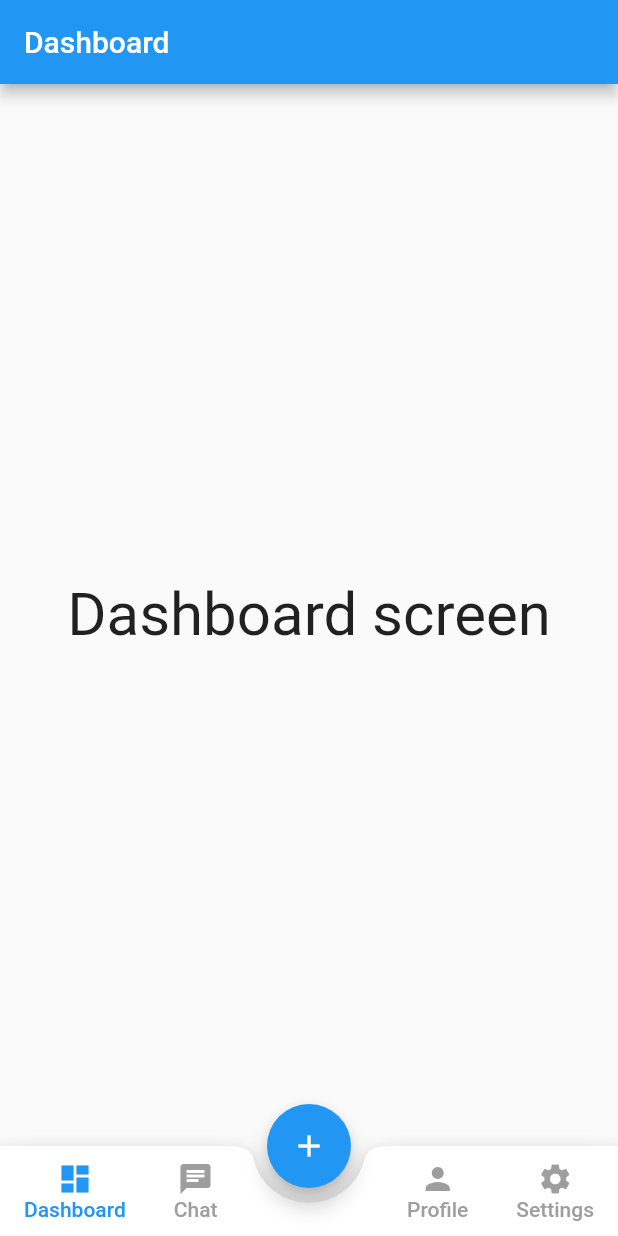
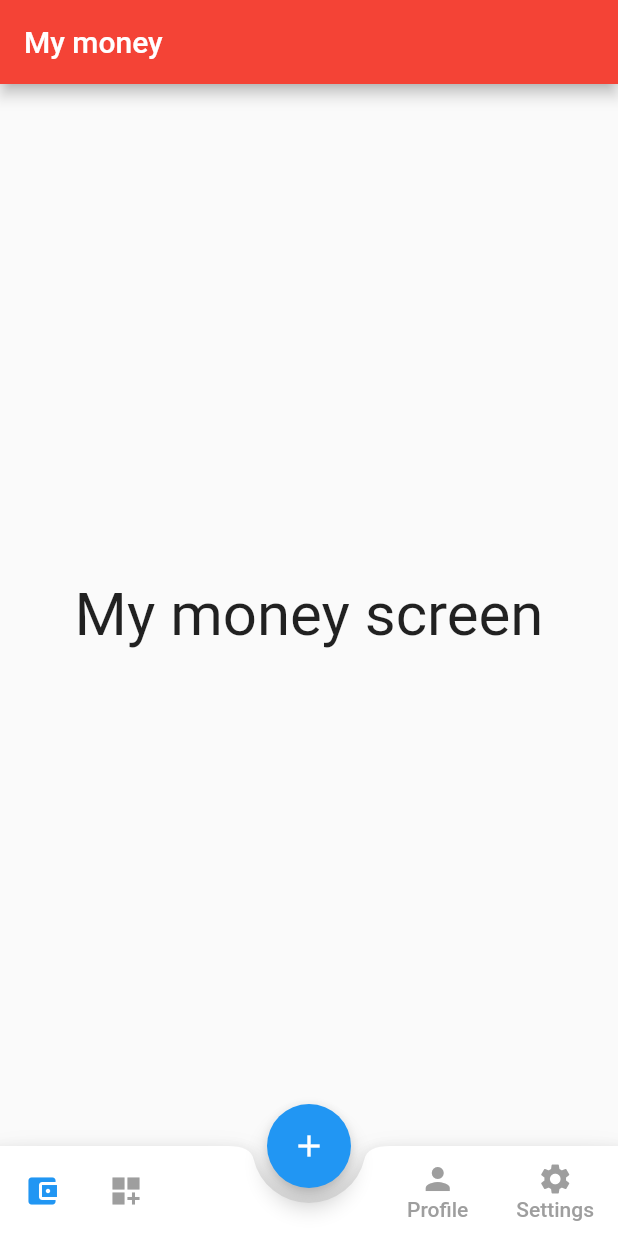
Before and after one commit to MinisamZ/Android-Final, a Flutter app: the screen it shows after launch, on a phone screen of 412 x 824 dp. Run offline on Flutter 3.47's test engine with Material 2 defaults, Android fonts, the phone set to English and light mode, and no system bars.

Commit message:
rename 2 file

```diff
--- a/lib/home.dart
+++ b/lib/home.dart
@@ -1,6 +1,6 @@
 import 'package:flutter/material.dart';
-import 'page/dashboard.dart';
-import 'page/chat.dart';
+import 'page/myMoney.dart';
+import 'page/expensesIncomes.dart';
 import 'page/profile.dart';
 import 'page/settings.dart';
 
@@ -17,14 +17,14 @@ class _HomeState extends State<Home> {
   int currentTab = 0;
   int counter = 0;
   final List<Widget> screens = [
-    Dashboard(),
-    Chat(),
+    MyMoney(),
+    ExpensesIncomes(),
     Profile(),
     Settings()
   ];
 
   final PageStorageBucket bucket = PageStorageBucket();
-  Widget currentScreen = Dashboard();
+  Widget currentScreen = MyMoney();
 
   @override
   Widget build(BuildContext context) {
@@ -56,7 +56,7 @@ class _HomeState extends State<Home> {
                     minWidth: 40,
                     onPressed: (){
                       setState((){
-                        currentScreen =Dashboard();
+                        currentScreen =MyMoney();
                         currentTab = 0;
                       });
                     },
@@ -64,13 +64,8 @@ class _HomeState extends State<Home> {
                       mainAxisAlignment: MainAxisAlignment.center,
                       children: [
                         Icon(
-                          Icons.dashboard,
+                          Icons.account_balance_wallet,
                           color: currentTab == 0 ? Colors.blue :Colors.grey,
-                        ),
-                        Text('Dashboard',
-                          style:  TextStyle(
-                              color: currentTab == 0 ? Colors.blue :Colors.grey
-                          ),
                         ),
                       ],
                     ),
@@ -79,7 +74,7 @@ class _HomeState extends State<Home> {
                     minWidth: 40,
                     onPressed: (){
                       setState((){
-                        currentScreen =Chat();
+                        currentScreen =ExpensesIncomes();
                         currentTab = 1;
                       });
                     },
@@ -87,13 +82,8 @@ class _HomeState extends State<Home> {
                       mainAxisAlignment: MainAxisAlignment.center,
                       children: [
                         Icon(
-                          Icons.chat,
+                          Icons.dashboard_customize,
                           color: currentTab == 1 ? Colors.blue :Colors.grey,
-                        ),
-                        Text('Chat',
-                          style:  TextStyle(
-                              color: currentTab == 1 ? Colors.blue :Colors.grey
-                          ),
                         ),
                       ],
                     ),
--- a/lib/page/chat.dart
+++ /dev/null
@@ -1,22 +0,0 @@
-import 'package:flutter/material.dart';
-
-class Chat extends StatefulWidget {
-  const Chat({Key? key}) : super(key: key);
-
-  @override
-  State<Chat> createState() => _ChatState();
-}
-
-class _ChatState extends State<Chat> {
-  @override
-  Widget build(BuildContext context) {
-    return Scaffold(
-      appBar: AppBar(
-        title: Text('Chat'),
-      ),
-      body: Center(
-        child: Text ('Chat screen', style: TextStyle(fontSize: 40)),
-      ),
-    );
-  }
-}
--- a/lib/page/dashboard.dart
+++ /dev/null
@@ -1,22 +0,0 @@
-import 'package:flutter/material.dart';
-
-class Dashboard extends StatefulWidget {
-  const Dashboard({Key? key}) : super(key: key);
-
-  @override
-  State<Dashboard> createState() => _DashboardState();
-}
-
-class _DashboardState extends State<Dashboard> {
-  @override
-  Widget build(BuildContext context) {
-    return Scaffold(
-      appBar: AppBar(
-        title: Text('Dashboard'),
-      ),
-      body: Center(
-        child: Text ('Dashboard screen', style: TextStyle(fontSize: 40)),
-      ),
-    );
-  }
-}
--- /dev/null
+++ b/lib/page/expensesIncomes.dart
@@ -0,0 +1,23 @@
+import 'package:flutter/material.dart';
+
+class ExpensesIncomes extends StatefulWidget {
+  const ExpensesIncomes({Key? key}) : super(key: key);
+
+  @override
+  State<ExpensesIncomes> createState() => _ExpensesIncomesState();
+}
+
+class _ExpensesIncomesState extends State<ExpensesIncomes> {
+  @override
+  Widget build(BuildContext context) {
+    return Scaffold(
+      appBar: AppBar(
+        title: Text('Expenses/Incomes'),
+        backgroundColor: Colors.amber,
+      ),
+      body: Center(
+        child: Text ('Expenses/Incomes screen', style: TextStyle(fontSize: 40)),
+      ),
+    );
+  }
+}
--- /dev/null
+++ b/lib/page/myMoney.dart
@@ -0,0 +1,23 @@
+import 'package:flutter/material.dart';
+
+class MyMoney extends StatefulWidget {
+  const MyMoney({Key? key}) : super(key: key);
+
+  @override
+  State<MyMoney> createState() => _MyMoneyState();
+}
+
+class _MyMoneyState extends State<MyMoney> {
+  @override
+  Widget build(BuildContext context) {
+    return Scaffold(
+      appBar: AppBar(
+        title: Text('My money'),
+        backgroundColor: Colors.red,
+      ),
+      body: Center(
+        child: Text ('My money screen', style: TextStyle(fontSize: 40)),
+      ),
+    );
+  }
+}
```
